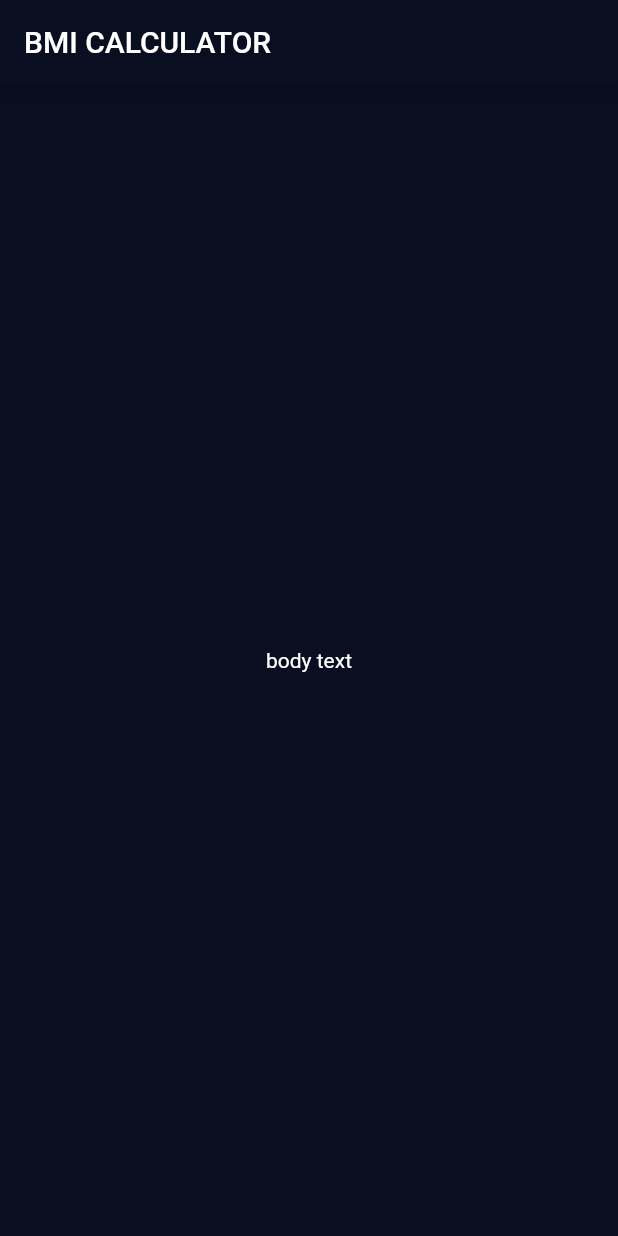
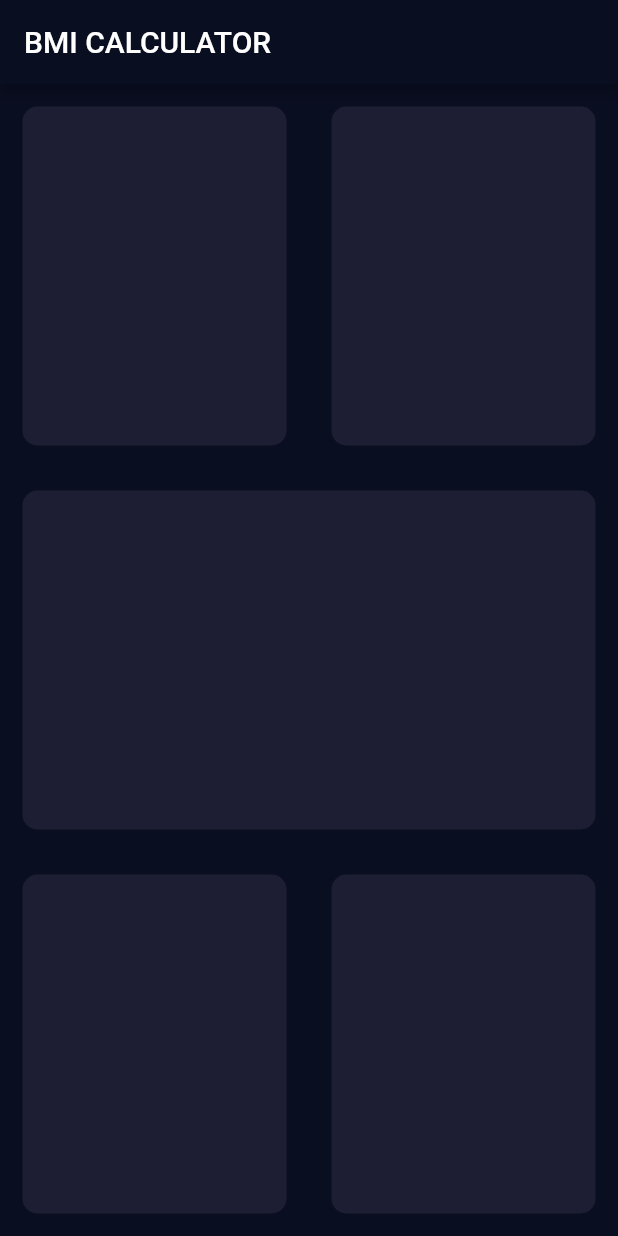
Before and after one commit to saqlainabbas068/flutter_BMICalculator_app, a Flutter app: the screen it shows after launch, on a phone screen of 412 x 824 dp. Run offline on Flutter 3.47's test engine with Material 2 defaults, Android fonts, the phone set to English and light mode, and no system bars.

Commit message:
Done Lecture56:UI Of BMI calculator

```diff
--- a/lib/input_page.dart
+++ b/lib/input_page.dart
@@ -1,3 +1,4 @@
+import 'package:flutter/cupertino.dart';
 import 'package:flutter/material.dart';
 
 class InputPage extends StatefulWidget {
@@ -13,10 +14,71 @@ class _InputPageState extends State<InputPage> {
       appBar: AppBar(
         title: Text('BMI CALCULATOR' ),
       ),
-      body: Center(
-        child: Text('body text'),
-    ),
+      body: Column(
+        children: <Widget>[
+          Expanded(child: Row(
+            children: <Widget>[
+              Expanded(
+                child: Container(
+                  margin: EdgeInsets.all(15.0),
+                  decoration: BoxDecoration(
+                    color: Color(0xFF1D1E33),
+                    borderRadius: BorderRadius.circular(10.0),
+                  ),
+                )
 
+              ),
+              Expanded(
+                  child: Container(
+                    margin: EdgeInsets.all(15.0),
+                    decoration: BoxDecoration(
+                      color: Color(0xFF1D1E33),
+                      borderRadius: BorderRadius.circular(10.0),
+                    ),
+                  )
+
+              ),
+            ],
+          ),
+          ),
+
+          Expanded(child: Container(
+            margin: EdgeInsets.all(15.0),
+            decoration: BoxDecoration(
+              color: Color(0xFF1D1E33),
+              borderRadius: BorderRadius.circular(10.0),
+            ),
+          )
+          ),
+
+          Expanded(child: Row(
+            children: <Widget>[
+            Expanded(
+                child: Container(
+                  margin: EdgeInsets.all(15.0),
+                  decoration: BoxDecoration(
+                    color: Color(0xFF1D1E33),
+                    borderRadius: BorderRadius.circular(10.0),
+                  ),
+                )
+
+            ),
+            Expanded(
+                child: Container(
+                  margin: EdgeInsets.all(15.0),
+                  decoration: BoxDecoration(
+                    color: Color(0xFF1D1E33),
+                    borderRadius: BorderRadius.circular(10.0),
+                  ),
+                )
+
+            ),
+           ],
+         ),
+          ),
+
+         ],
+      ),
     );
   }
 }
```
Also changed, not shown: 1 other file.
